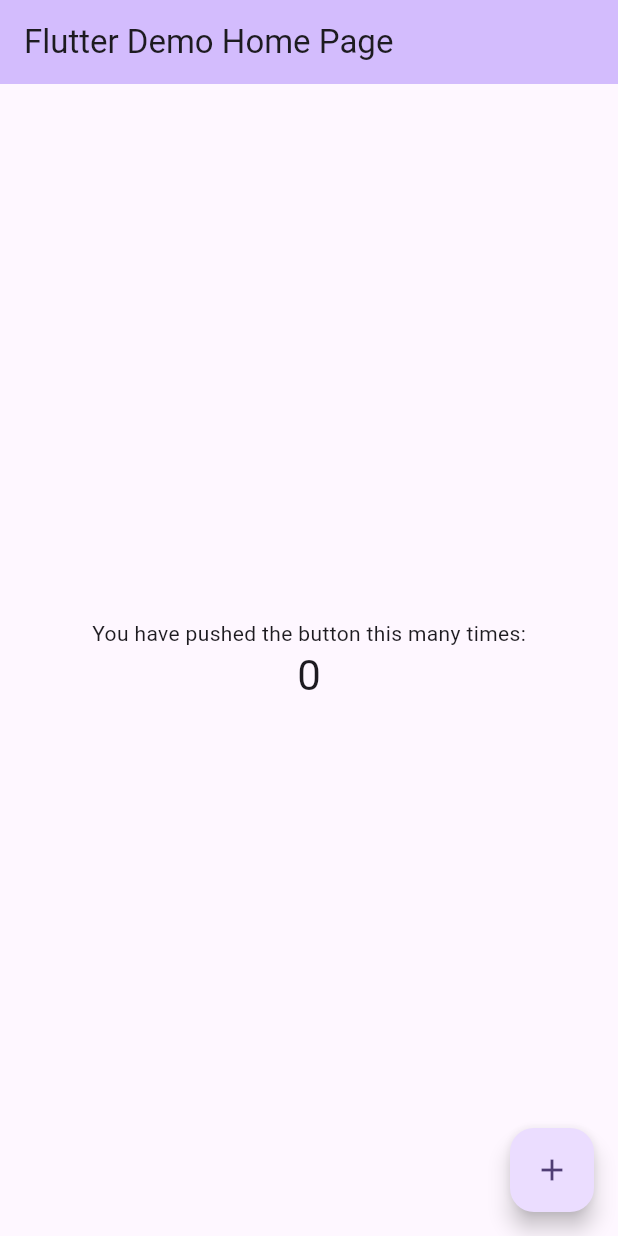
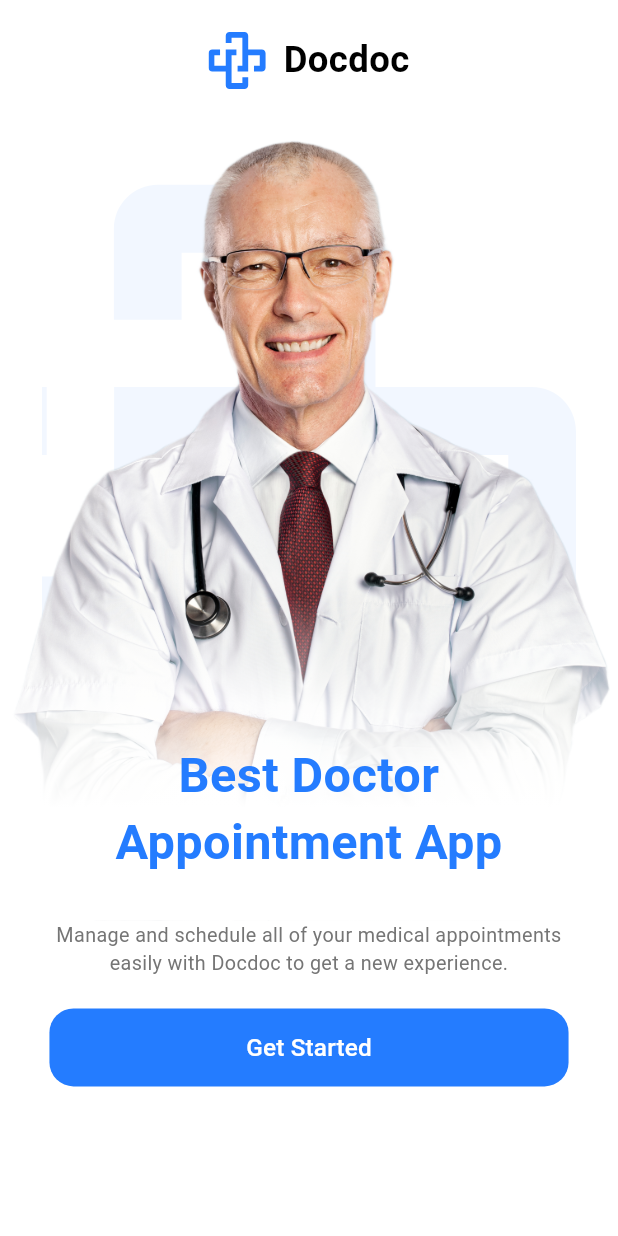
Before and after one commit to RawanHY/docdoc, a Flutter app: the screen it shows after launch, on a phone screen of 412 x 824 dp. Run offline on Flutter 3.47's test engine with Material 3 defaults, Android fonts, the phone set to English and light mode, and no system bars; our stand-ins replace flutter_screenutil, flutter_svg.

Commit message:
- added images & svgs folders for assets. - added flutter_svg & added fluter_screenutil - made a file for doc app client - added Navigation extension - added routing folder that contains router class and routes file - added colors & text styles - added empty login screen - added onboarding screen

```diff
--- /dev/null
+++ b/lib/core/helpers/extensions.dart
@@ -0,0 +1,37 @@
+import 'package:flutter/widgets.dart';
+
+extension Navigation on BuildContext {
+  Future<dynamic> pushNamed(
+    String routeName, {
+    Object? arguments,
+  }) {
+    return Navigator.of(this).pushNamed(
+      routeName,
+      arguments: arguments,
+    );
+  }
+
+  Future<dynamic> pushReplacementNamed(
+    String routeName, {
+    Object? arguments,
+  }) {
+    return Navigator.of(this).pushReplacementNamed(
+      routeName,
+      arguments: arguments,
+    );
+  }
+
+  Future<dynamic> pushNamedAndRemoveUntil(
+    String routeName, {
+    Object? arguments,
+    required RoutePredicate predicate,
+  }) {
+    return Navigator.of(this).pushNamedAndRemoveUntil(
+      routeName,
+      predicate,
+      arguments: arguments,
+    );
+  }
+
+  void pop() => Navigator.of(this).pop();
+}
--- /dev/null
+++ b/lib/core/routing/app_router.dart
@@ -0,0 +1,25 @@
+import 'package:flutter/material.dart';
+
+import '../../features/login/login_screen.dart';
+import '../../features/onboarding/onboarding_screen.dart';
+import 'routes.dart';
+
+class AppRouter {
+  Route? generateRoute(RouteSettings settings) {
+    //this arguments to be passed in any screen like this ( arguments as ClassName )
+    final arguments = settings.arguments;
+
+    switch (settings.name) {
+      case Routes.onBoardingScreen:
+        return MaterialPageRoute(
+          builder: (_) => const OnboardingScreen(),
+        );
+      case Routes.loginScreen:
+        return MaterialPageRoute(
+          builder: (_) => const LoginScreen(),
+        );
+      default:
+        return null;
+    }
+  }
+}
--- /dev/null
+++ b/lib/core/routing/routes.dart
@@ -0,0 +1,4 @@
+class Routes{
+  static const String onBoardingScreen = '/onBoardingScreen';
+  static const String loginScreen = '/loginScreen';
+}
--- /dev/null
+++ b/lib/core/theming/colors.dart
@@ -0,0 +1,12 @@
+import 'package:flutter/material.dart';
+
+class ColorsManager {
+  static const Color mainBlue = Color(0xFF247CFF);
+  static const Color lightBlue = Color(0xFFF4F8FF);
+  static const Color darkBlue = Color(0xFF242424);
+  static const Color gray = Color(0xFF757575);
+  static const Color lightGray = Color(0xFFC2C2C2);
+  static const Color lighterGray = Color(0xFFEDEDED);
+  static const Color moreLightGray = Color(0xFFFDFDFF);
+  static const Color moreLighterGray = Color(0xFFF5F5F5);
+}
--- /dev/null
+++ b/lib/core/theming/font_weight_helper.dart
@@ -0,0 +1,12 @@
+import 'package:flutter/material.dart';
+
+class FontWeightHelper {
+  static const FontWeight thin = FontWeight.w100;
+  static const FontWeight extraLight = FontWeight.w200;
+  static const FontWeight light = FontWeight.w300;
+  static const FontWeight regular = FontWeight.w400;
+  static const FontWeight medium = FontWeight.w500;
+  static const FontWeight semiBold = FontWeight.w600;
+  static const FontWeight bold = FontWeight.w700;
+  static const FontWeight extraBold = FontWeight.w800;
+}
--- /dev/null
+++ b/lib/core/theming/styles.dart
@@ -0,0 +1,145 @@
+import 'package:flutter/material.dart';
+import 'package:flutter_screenutil/flutter_screenutil.dart';
+
+import 'colors.dart';
+import 'font_weight_helper.dart';
+
+class TextStyles {
+  static TextStyle font24BlackBold = TextStyle(
+    fontSize: 24.sp,
+    fontWeight: FontWeightHelper.bold,
+    color: Colors.black,
+  );
+
+  static TextStyle font32BlueBold = TextStyle(
+    fontSize: 32.sp,
+    fontWeight: FontWeightHelper.bold,
+    color: ColorsManager.mainBlue,
+  );
+
+  static TextStyle font13BlueSemiBold = TextStyle(
+    fontSize: 13.sp,
+    fontWeight: FontWeightHelper.semiBold,
+    color: ColorsManager.mainBlue,
+  );
+
+  static TextStyle font13DarkBlueMedium = TextStyle(
+    fontSize: 13.sp,
+    fontWeight: FontWeightHelper.medium,
+    color: ColorsManager.darkBlue,
+  );
+
+  static TextStyle font13DarkBlueRegular = TextStyle(
+    fontSize: 13.sp,
+    fontWeight: FontWeightHelper.regular,
+    color: ColorsManager.darkBlue,
+  );
+
+  static TextStyle font24BlueBold = TextStyle(
+    fontSize: 24.sp,
+    fontWeight: FontWeightHelper.bold,
+    color: ColorsManager.mainBlue,
+  );
+
+  static TextStyle font16WhiteSemiBold = TextStyle(
+    fontSize: 16.sp,
+    fontWeight: FontWeightHelper.semiBold,
+    color: Colors.white,
+  );
+
+  static TextStyle font13GrayRegular = TextStyle(
+    fontSize: 13.sp,
+    fontWeight: FontWeightHelper.regular,
+    color: ColorsManager.gray,
+  );
+
+  static TextStyle font12GrayRegular = TextStyle(
+    fontSize: 12.sp,
+    fontWeight: FontWeightHelper.regular,
+    color: ColorsManager.gray,
+  );
+
+  static TextStyle font12GrayMedium = TextStyle(
+    fontSize: 12.sp,
+    fontWeight: FontWeightHelper.medium,
+    color: ColorsManager.gray,
+  );
+
+  static TextStyle font12DarkBlueRegular = TextStyle(
+    fontSize: 12.sp,
+    fontWeight: FontWeightHelper.regular,
+    color: ColorsManager.darkBlue,
+  );
+
+  static TextStyle font12BlueRegular = TextStyle(
+    fontSize: 12.sp,
+    fontWeight: FontWeightHelper.regular,
+    color: ColorsManager.mainBlue,
+  );
+
+  static TextStyle font13BlueRegular = TextStyle(
+    fontSize: 13.sp,
+    fontWeight: FontWeightHelper.regular,
+    color: ColorsManager.mainBlue,
+  );
+
+  static TextStyle font14GrayRegular = TextStyle(
+    fontSize: 14.sp,
+    fontWeight: FontWeightHelper.regular,
+    color: ColorsManager.gray,
+  );
+
+  static TextStyle font14LightGrayRegular = TextStyle(
+    fontSize: 14.sp,
+    fontWeight: FontWeightHelper.regular,
+    color: ColorsManager.lightGray,
+  );
+
+  static TextStyle font14DarkBlueMedium = TextStyle(
+    fontSize: 14.sp,
+    fontWeight: FontWeightHelper.medium,
+    color: ColorsManager.darkBlue,
+  );
+
+  static TextStyle font14DarkBlueBold = TextStyle(
+    fontSize: 14.sp,
+    fontWeight: FontWeightHelper.bold,
+    color: ColorsManager.darkBlue,
+  );
+
+  static TextStyle font16WhiteMedium = TextStyle(
+    fontSize: 16.sp,
+    fontWeight: FontWeightHelper.medium,
+    color: Colors.white,
+  );
+
+  static TextStyle font14BlueSemiBold = TextStyle(
+    fontSize: 14.sp,
+    fontWeight: FontWeightHelper.semiBold,
+    color: ColorsManager.mainBlue,
+  );
+
+  static TextStyle font15DarkBlueMedium = TextStyle(
+    fontSize: 15.sp,
+    fontWeight: FontWeightHelper.medium,
+    color: ColorsManager.darkBlue,
+  );
+
+  static TextStyle font18DarkBlueBold = TextStyle(
+    fontSize: 18.sp,
+    fontWeight: FontWeightHelper.bold,
+    color: ColorsManager.darkBlue,
+  );
+
+  static TextStyle font18DarkBlueSemiBold = TextStyle(
+    fontSize: 18.sp,
+    fontWeight: FontWeightHelper.semiBold,
+    color: ColorsManager.darkBlue,
+  );
+
+  static TextStyle font18WhiteMedium = TextStyle(
+    fontSize: 18.sp,
+    fontWeight: FontWeightHelper.medium,
+    color: Colors.white,
+  );
+}
--- /dev/null
+++ b/lib/doc_app.dart
@@ -0,0 +1,30 @@
+import 'package:flutter/material.dart';
+import 'package:flutter_screenutil/flutter_screenutil.dart';
+
+import 'core/routing/app_router.dart';
+import 'core/routing/routes.dart';
+import 'core/theming/colors.dart';
+
+class DocApp extends StatelessWidget {
+  final AppRouter appRouter;
+
+  const DocApp({super.key, required this.appRouter});
+
+  @override
+  Widget build(BuildContext context) {
+    return ScreenUtilInit(
+      designSize: const Size(375, 812),
+      minTextAdapt: true,
+      child: MaterialApp(
+        title: 'Doc App',
+        theme: ThemeData(
+          primaryColor: ColorsManager.mainBlue,
+          scaffoldBackgroundColor: Colors.white,
+        ),
+        debugShowCheckedModeBanner: false,
+        initialRoute: Routes.onBoardingScreen,
+        onGenerateRoute: appRouter.generateRoute,
+      ),
+    );
+  }
+}
--- /dev/null
+++ b/lib/features/login/login_screen.dart
@@ -0,0 +1,14 @@
+import 'package:flutter/material.dart';
+
+class LoginScreen extends StatelessWidget {
+  const LoginScreen({super.key});
+
+  @override
+  Widget build(BuildContext context) {
+    return const Scaffold(
+      body: Center(
+        child: Text('LoginScreen'),
+      ),
+    );
+  }
+}
--- /dev/null
+++ b/lib/features/onboarding/onboarding_screen.dart
@@ -0,0 +1,50 @@
+import 'package:flutter/material.dart';
+import 'package:flutter_screenutil/flutter_screenutil.dart';
+
+import '../../core/theming/styles.dart';
+import 'widgets/doctor_image_and_text.dart';
+import 'widgets/doc_logo_and_name.dart';
+import 'widgets/get_started_button.dart';
+
+class OnboardingScreen extends StatelessWidget {
+  const OnboardingScreen({super.key});
+
+  @override
+  Widget build(BuildContext context) {
+    return Scaffold(
+      body: SafeArea(
+        child: SingleChildScrollView(
+          child: Padding(
+            padding: EdgeInsets.only(
+              top: 20.h,
+              bottom: 20.h,
+            ),
+            child: Column(
+              children: [
+                const DocLogoAndName(),
+                SizedBox(
+                  height: 15.h,
+                ),
+                const DoctorImageAndText(),
+                Padding(
+                  padding: EdgeInsets.symmetric(horizontal: 30.w),
+                  child: Column(
+                    children: [
+                      Text(
+                        'Manage and schedule all of your medical appointments easily with Docdoc to get a new experience.',
+                        style: TextStyles.font13GrayRegular,
+                        textAlign: TextAlign.center,
+                      ),
+                      SizedBox(height: 20.h),
+                      const GetStartedButton(),
+                    ],
+                  ),
+                ),
+              ],
+            ),
+          ),
+        ),
+      ),
+    );
+  }
+}
--- /dev/null
+++ b/lib/features/onboarding/widgets/doc_logo_and_name.dart
@@ -0,0 +1,24 @@
+import 'package:flutter/material.dart';
+import 'package:flutter_screenutil/flutter_screenutil.dart';
+import 'package:flutter_svg/svg.dart';
+
+import '../../../core/theming/styles.dart';
+
+class DocLogoAndName extends StatelessWidget {
+  const DocLogoAndName({super.key});
+
+  @override
+  Widget build(BuildContext context) {
+    return Row(
+      mainAxisAlignment: MainAxisAlignment.center,
+      children: [
+        SvgPicture.asset('assets/svgs/docdoc_logo.svg'),
+        SizedBox(width: 10.w),
+        Text(
+          'Docdoc',
+          style: TextStyles.font24BlackBold,
+        ),
+      ],
+    );
+  }
+}
--- /dev/null
+++ b/lib/features/onboarding/widgets/doctor_image_and_text.dart
@@ -0,0 +1,44 @@
+import 'package:flutter/material.dart';
+import 'package:flutter_svg/svg.dart';
+
+import '../../../core/theming/styles.dart';
+
+class DoctorImageAndText extends StatelessWidget {
+  const DoctorImageAndText({super.key});
+
+  @override
+  Widget build(BuildContext context) {
+    return Stack(
+      alignment: Alignment.center,
+      children: [
+        SvgPicture.asset('assets/svgs/docdoc_logo_low_opacity.svg'),
+        Container(
+          foregroundDecoration: BoxDecoration(
+            gradient: LinearGradient(
+              colors: [
+                Colors.white,
+                Colors.white.withOpacity(0.0),
+              ],
+              begin: Alignment.bottomCenter,
+              end: Alignment.topCenter,
+              stops: const [0.14, 0.4],
+            ),
+          ),
+          child: Image.asset('assets/images/onboarding_doctor.png'),
+        ),
+        Positioned(
+          bottom: 30,
+          left: 0,
+          right: 0,
+          child: Text(
+            'Best Doctor\nAppointment App',
+            textAlign: TextAlign.center,
+            style: TextStyles.font32BlueBold.copyWith(
+              height: 1.4,
+            ),
+          ),
+        ),
+      ],
+    );
+  }
+}
--- /dev/null
+++ b/lib/features/onboarding/widgets/get_started_button.dart
@@ -0,0 +1,35 @@
+import 'package:docdoc_app/core/helpers/extensions.dart';
+import 'package:flutter/material.dart';
+
+import '../../../core/routing/routes.dart';
+import '../../../core/theming/colors.dart';
+import '../../../core/theming/styles.dart';
+
+class GetStartedButton extends StatelessWidget {
+  const GetStartedButton({super.key});
+
+  @override
+  Widget build(BuildContext context) {
+    return TextButton(
+      onPressed: () {
+        context.pushNamed(Routes.loginScreen);
+      },
+      style: ButtonStyle(
+        backgroundColor: WidgetStateProperty.all(ColorsManager.mainBlue),
+        tapTargetSize: MaterialTapTargetSize.shrinkWrap,
+        minimumSize: WidgetStateProperty.all(
+          const Size(double.infinity, 52),
+        ),
+        shape: WidgetStateProperty.all(
+          RoundedRectangleBorder(
+            borderRadius: BorderRadius.circular(16),
+          ),
+        ),
+      ),
+      child: Text(
+        'Get Started',
+        style: TextStyles.font16WhiteMedium,
+      ),
+    );
+  }
+}
--- a/lib/main.dart
+++ b/lib/main.dart
@@ -1,124 +1,12 @@
 import 'package:flutter/material.dart';
 
+import 'core/routing/app_router.dart';
+import 'doc_app.dart';
+
 void main() {
-  runApp(const MyApp());
+  runApp(
+    DocApp(
+      appRouter: AppRouter(),
+    ),
+  );
 }
-
-class MyApp extends StatelessWidget {
-  const MyApp({super.key});
-
-  @override
-  Widget build(BuildContext context) {
-    return MaterialApp(
-      title: 'Flutter Demo',
-      theme: ThemeData(
-        // This is the theme of your application.
-        //
-        // TRY THIS: Try running your application with "flutter run". You'll see
-        // the application has a purple toolbar. Then, without quitting the app,
-        // try changing the seedColor in the colorScheme below to Colors.green
-        // and then invoke "hot reload" (save your changes or press the "hot
-        // reload" button in a Flutter-supported IDE, or press "r" if you used
-        // the command line to start the app).
-        //
-        // Notice that the counter didn't reset back to zero; the application
-        // state is not lost during the reload. To reset the state, use hot
-        // restart instead.
-        //
-        // This works for code too, not just values: Most code changes can be
-        // tested with just a hot reload.
-        colorScheme: ColorScheme.fromSeed(seedColor: Colors.deepPurple),
-        useMaterial3: true,
-      ),
-      home: const MyHomePage(title: 'Flutter Demo Home Page'),
-    );
-  }
-}
-
-class MyHomePage extends StatefulWidget {
-  const MyHomePage({super.key, required this.title});
-
-  // This widget is the home page of your application. It is stateful, meaning
-  // that it has a State object (defined below) that contains fields that affect
-  // how it looks.
-
-  // This class is the configuration for the state. It holds the values (in this
-  // case the title) provided by the parent (in this case the App widget) and
-  // used by the build method of the State. Fields in a Widget subclass are
-  // always marked "final".
-
-  final String title;
-
-  @override
-  State<MyHomePage> createState() => _MyHomePageState();
-}
-
-class _MyHomePageState extends State<MyHomePage> {
-  int _counter = 0;
-
-  void _incrementCounter() {
-    setState(() {
-      // This call to setState tells the Flutter framework that something has
-      // changed in this State, which causes it to rerun the build method below
-      // so that the display can reflect the updated values. If we changed
-      // _counter without calling setState(), then the build method would not be
-      // called again, and so nothing would appear to happen.
-      _counter++;
-    });
-  }
-
-  @override
-  Widget build(BuildContext context) {
-    // This method is rerun every time setState is called, for instance as done
-    // by the _incrementCounter method above.
-    //
-    // The Flutter framework has been optimized to make rerunning build methods
-    // fast, so that you can just rebuild anything that needs updating rather
-    // than having to individually change instances of widgets.
-    return Scaffold(
-      appBar: AppBar(
-        // TRY THIS: Try changing the color here to a specific color (to
-        // Colors.amber, perhaps?) and trigger a hot reload to see the AppBar
-        // change color while the other colors stay the same.
-        backgroundColor: Theme.of(context).colorScheme.inversePrimary,
-        // Here we take the value from the MyHomePage object that was created by
-        // the App.build method, and use it to set our appbar title.
-        title: Text(widget.title),
-      ),
-      body: Center(
-        // Center is a layout widget. It takes a single child and positions it
-        // in the middle of the parent.
-        child: Column(
-          // Column is also a layout widget. It takes a list of children and
-          // arranges them vertically. By default, it sizes itself to fit its
-          // children horizontally, and tries to be as tall as its parent.
-          //
-          // Column has various properties to control how it sizes itself and
-          // how it positions its children. Here we use mainAxisAlignment to
-          // center the children vertically; the main axis here is the vertical
-          // axis because Columns are vertical (the cross axis would be
-          // horizontal).
-          //
-          // TRY THIS: Invoke "debug painting" (choose the "Toggle Debug Paint"
-          // action in the IDE, or press "p" in the console), to see the
-          // wireframe for each widget.
-          mainAxisAlignment: MainAxisAlignment.center,
-          children: <Widget>[
-            const Text(
-              'You have pushed the button this many times:',
-            ),
-            Text(
-              '$_counter',
-              style: Theme.of(context).textTheme.headlineMedium,
-            ),
-          ],
-        ),
-      ),
-      floatingActionButton: FloatingActionButton(
-        onPressed: _incrementCounter,
-        tooltip: 'Increment',
-        child: const Icon(Icons.add),
-      ), // This trailing comma makes auto-formatting nicer for build methods.
-    );
-  }
-}
```
Also changed, not shown: 1 other file.
